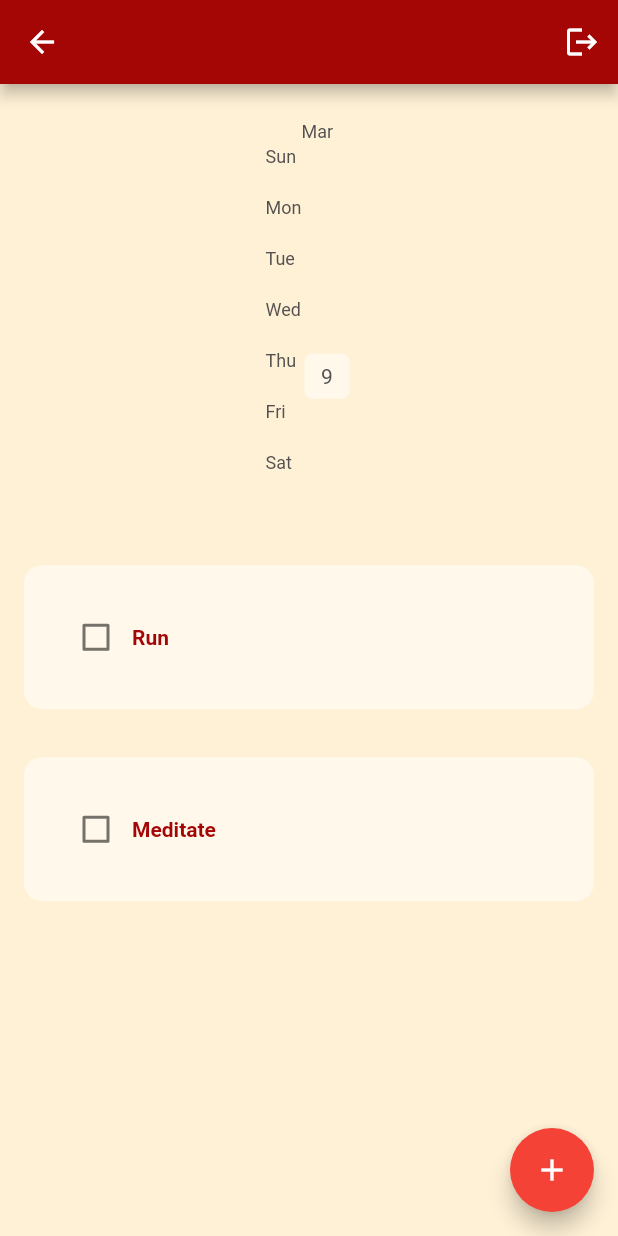
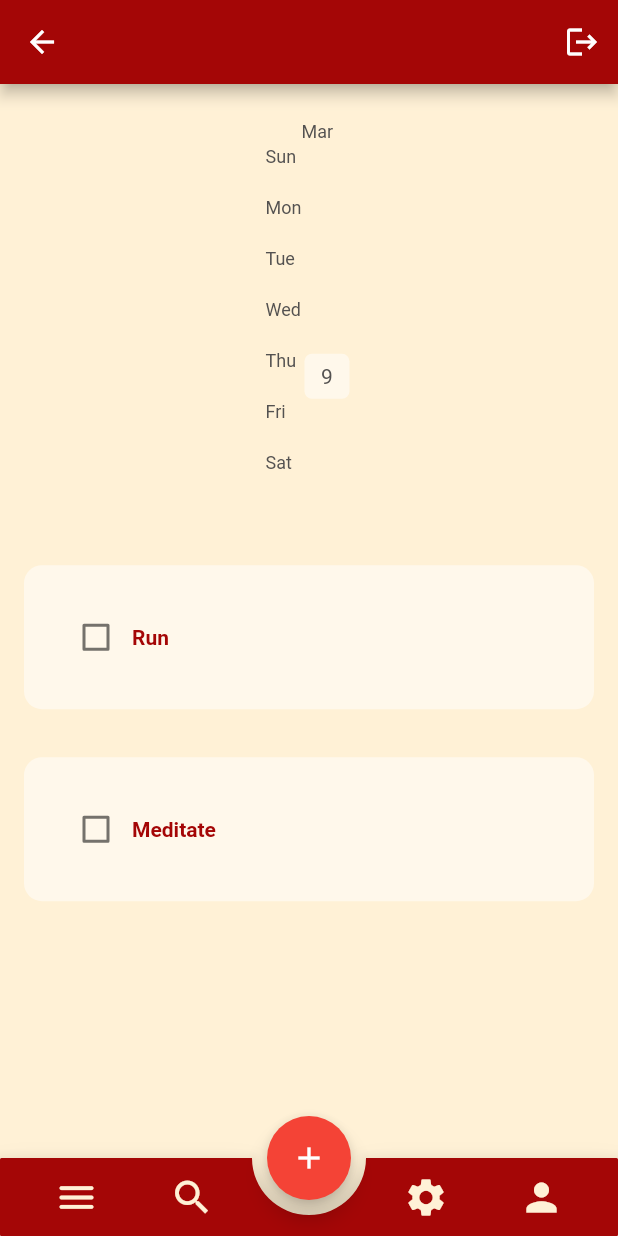
Before and after one commit to mattcalh/habittrackerapp, a Flutter app: the MainView screen opened by its route, on a phone screen of 412 x 824 dp. Run offline on Flutter 3.47's test engine with Material 2 defaults, Android fonts, the phone set to English and light mode, and no system bars; drawn by our look-alikes of flutter_heatmap_calendar, flutter_slidable; our stand-ins replace firebase_auth, firebase_core, google_sign_in, hive_flutter; accounts and stored records are empty.

Commit message:
BottomAppBar created in main view

```diff
--- a/lib/components/month_summary.dart
+++ b/lib/components/month_summary.dart
@@ -23,7 +23,7 @@ class MonthlySummary extends StatelessWidget {
         datasets: datasets,
         colorMode: ColorMode.color,
         defaultColor: textFieldBackgroundColor,
-        textColor: Color.fromARGB(255, 83, 81, 80),
+        textColor: const Color.fromARGB(255, 83, 81, 80),
         showColorTip: false,
         showText: true,
         scrollable: true,
--- a/lib/views/main_view.dart
+++ b/lib/views/main_view.dart
@@ -122,6 +122,7 @@ class _MainViewState extends State<MainView> {
       floatingActionButton: MyFloatingActionButton(
         onPressed: createNewHabit,
       ),
+      floatingActionButtonLocation: FloatingActionButtonLocation.centerDocked,
       appBar: AppBar(
         backgroundColor: primaryColor,
         actions: [
@@ -162,6 +163,73 @@ class _MainViewState extends State<MainView> {
             },
           ),
         ],
-        ));
+      ),
+      bottomNavigationBar: BottomAppBar(
+        color: primaryColor,
+        notchMargin: 10,
+        // make rounded corners & create a notch for the floating action button
+        shape: const AutomaticNotchedShape(
+          RoundedRectangleBorder(
+            borderRadius: BorderRadius.all(Radius.circular(1)),
+          ),
+          StadiumBorder(),
+        ),
+        child: IconTheme(
+          data: const IconThemeData(color: backgroundColor, size: 36),
+          child: Padding(
+            padding: const EdgeInsets.symmetric(horizontal: 25),
+            child: Row(
+              mainAxisAlignment: MainAxisAlignment.start,
+              children: [
+                // Menu button
+                IconButton(
+                  onPressed: () {},
+                  icon: const Icon(
+                    Icons.menu_rounded,
+                    size: 30,
+                  ),
+                ),
+                const SizedBox(width: 25),
+
+                // Search Button
+                IconButton(
+                  onPressed: () {},
+                  icon: const Icon(
+                    Icons.search,
+                    size: 30,
+                  ),
+                ),
+
+                Expanded(
+                  child: Row(
+                    mainAxisAlignment: MainAxisAlignment.end,
+                    children: [
+                      // Settings button
+                      IconButton(
+                        onPressed: () {},
+                        icon: const Icon(
+                          Icons.settings,
+                          size: 30,
+                        ),
+                      ),
+                      const SizedBox(width: 25),
+
+                      // Profile button
+                      IconButton(
+                        onPressed: () {},
+                        icon: const Icon(
+                          Icons.person,
+                          size: 30,
+                        ),
+                      ),
+                    ],
+                  ),
+                ),
+              ],
+            ),
+          ),
+        ),
+      ),
+    );
   }
 }
```
Also changed, not shown: 1 other file. Lines whose indentation alone changed are shown as unchanged.
